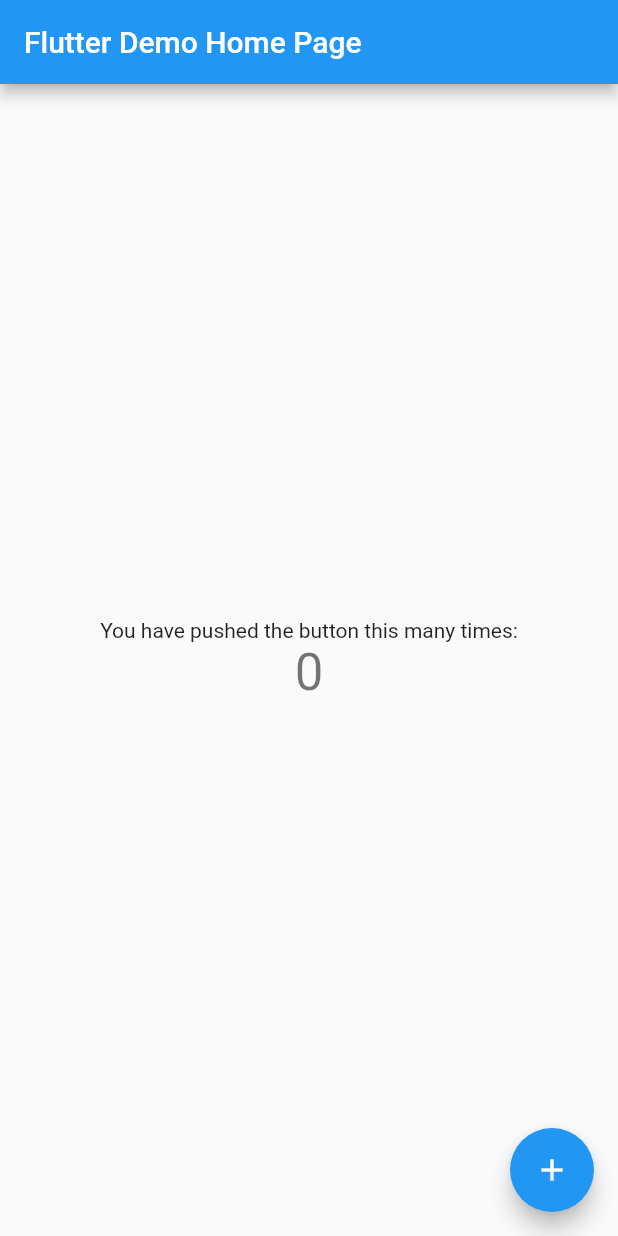
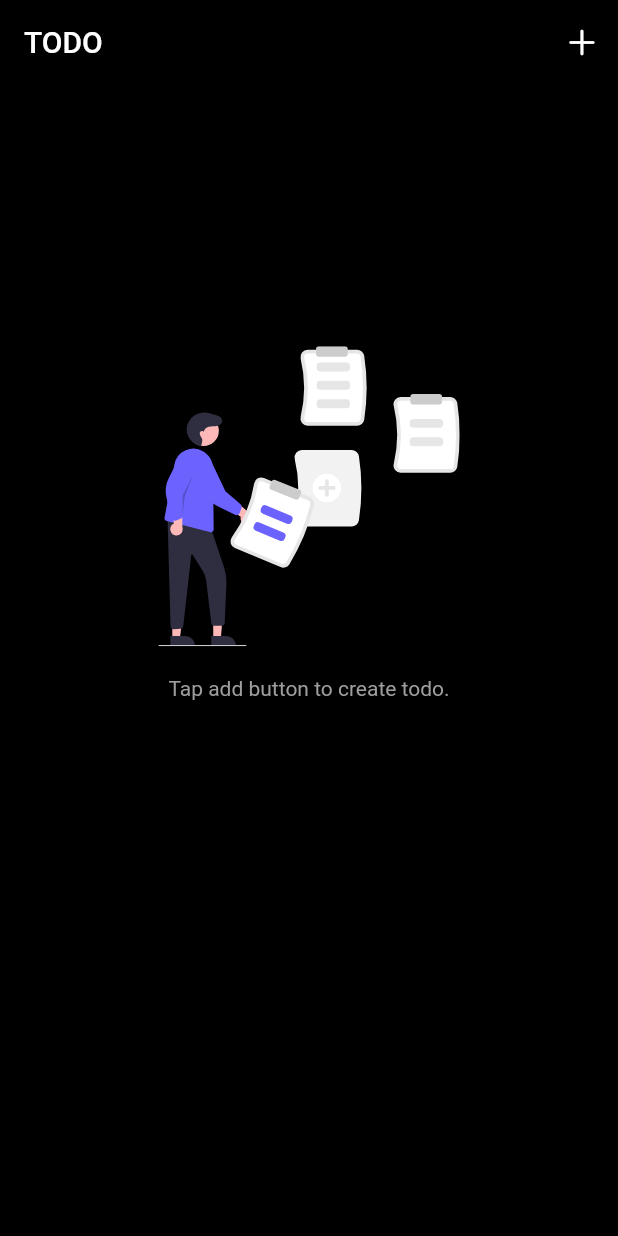
Before and after one commit to tu2n/todo-app, a Flutter app: the screen it shows after launch, on a phone screen of 412 x 824 dp. Run offline on Flutter 3.47's test engine with Material 2 defaults, Android fonts, the phone set to English and light mode, and no system bars; our stand-ins replace flutter_redux, flutter_svg, redux, rxdart.

Commit message:
implemented adding new todo and display todos on home screen

```diff
--- a/lib/main.dart
+++ b/lib/main.dart
@@ -1,106 +1,36 @@
 import 'package:flutter/material.dart';
+import 'package:flutter/cupertino.dart';
+import 'package:flutter_redux/flutter_redux.dart';
+import 'package:redux/redux.dart';
 
-void main() {
-  runApp(const MyApp());
+import 'src/redux/app_state.dart';
+import 'src/redux/store.dart';
+import 'src/screens/home/home_screen.dart';
+
+
+Future main() async {
+  WidgetsFlutterBinding.ensureInitialized();
+  final store = await createStore();
+  runApp(TodoApp(store: store,));
 }
 
-class MyApp extends StatelessWidget {
-  const MyApp({Key key}) : super(key: key);
+class TodoApp extends StatelessWidget {
+  final Store<AppState> store;
+
+  const TodoApp({Key key, this.store}) : super(key: key);
 
   @override
   Widget build(BuildContext context) {
-    return MaterialApp(
-      title: 'Flutter Demo',
-      theme: ThemeData(
-
-        primarySwatch: Colors.blue,
+    return StoreProvider(
+      store: store,
+      child: MaterialApp(
+        debugShowCheckedModeBanner: false,
+        title: 'Flutter Demo',
+        theme: ThemeData(
+          primarySwatch: Colors.blue,
+        ),
+        home: const HomeScreen(),
       ),
-      home: const MyHomePage(title: 'Flutter Demo Home Page'),
     );
   }
 }
-
-class MyHomePage extends StatefulWidget {
-  const MyHomePage({Key key, @required this.title}) : super(key: key);
-
-  // This widget is the home page of your application. It is stateful, meaning
-  // that it has a State object (defined below) that contains fields that affect
-  // how it looks.
-
-  // This class is the configuration for the state. It holds the values (in this
-  // case the title) provided by the parent (in this case the App widget) and
-  // used by the build method of the State. Fields in a Widget subclass are
-  // always marked "final".
-
-  final String title;
-
-  @override
-  State<MyHomePage> createState() => _MyHomePageState();
-}
-
-class _MyHomePageState extends State<MyHomePage> {
-  int _counter = 0;
-
-  void _incrementCounter() {
-    setState(() {
-      // This call to setState tells the Flutter framework that something has
-      // changed in this State, which causes it to rerun the build method below
-      // so that the display can reflect the updated values. If we changed
-      // _counter without calling setState(), then the build method would not be
-      // called again, and so nothing would appear to happen.
-      _counter++;
-    });
-  }
-
-  @override
-  Widget build(BuildContext context) {
-    // This method is rerun every time setState is called, for instance as done
-    // by the _incrementCounter method above.
-    //
-    // The Flutter framework has been optimized to make rerunning build methods
-    // fast, so that you can just rebuild anything that needs updating rather
-    // than having to individually change instances of widgets.
-    return Scaffold(
-      appBar: AppBar(
-        // Here we take the value from the MyHomePage object that was created by
-        // the App.build method, and use it to set our appbar title.
-        title: Text(widget.title),
-      ),
-      body: Center(
-        // Center is a layout widget. It takes a single child and positions it
-        // in the middle of the parent.
-        child: Column(
-          // Column is also a layout widget. It takes a list of children and
-          // arranges them vertically. By default, it sizes itself to fit its
-          // children horizontally, and tries to be as tall as its parent.
-          //
-          // Invoke "debug painting" (press "p" in the console, choose the
-          // "Toggle Debug Paint" action from the Flutter Inspector in Android
-          // Studio, or the "Toggle Debug Paint" command in Visual Studio Code)
-          // to see the wireframe for each widget.
-          //
-          // Column has various properties to control how it sizes itself and
-          // how it positions its children. Here we use mainAxisAlignment to
-          // center the children vertically; the main axis here is the vertical
-          // axis because Columns are vertical (the cross axis would be
-          // horizontal).
-          mainAxisAlignment: MainAxisAlignment.center,
-          children: <Widget>[
-            const Text(
-              'You have pushed the button this many times:',
-            ),
-            Text(
-              '$_counter',
-              style: Theme.of(context).textTheme.headline4,
-            ),
-          ],
-        ),
-      ),
-      floatingActionButton: FloatingActionButton(
-        onPressed: _incrementCounter,
-        tooltip: 'Increment',
-        child: const Icon(Icons.add),
-      ), // This trailing comma makes auto-formatting nicer for build methods.
-    );
-  }
-}
--- a/lib/src/model/todo.dart
+++ b/lib/src/model/todo.dart
@@ -1,7 +1,9 @@
+
+enum TodoStatus {Complete, Incomplete}
 
 class Todo {
   final String title;
-  final bool isCompleted;
+  final TodoStatus status;
 
-  Todo(this.title, this.isCompleted);
+  const Todo({this.title, this.status});
 }
--- a/lib/src/redux/store.dart
+++ b/lib/src/redux/store.dart
@@ -2,11 +2,13 @@ import 'package:redux/redux.dart';
 
 import 'app_reducer.dart';
 import 'app_state.dart';
+import 'logger/logger_middleware.dart';
+import 'todo/todo_middleware.dart';
 
 
 Future<Store<AppState>> createStore() async {
   return Store(appReducer,
       initialState: AppState.initial(),
-      middleware: []
+      middleware: [LoggerMiddleware(), TodoMiddleware()]
   );
 }
--- a/lib/src/redux/todo/todo_action.dart
+++ b/lib/src/redux/todo/todo_action.dart
@@ -1,13 +1,68 @@
 import 'package:todo_app/src/model/todo.dart';
 
-class SetCompleteAction {
+class UpdateTodos {
   final List<Todo> todos;
-  final int index;
 
-  SetCompleteAction({this.todos, this.index});
+  UpdateTodos({this.todos});
 
   @override
   String toString() {
-    return '${super.toString()} : {Title: ${todos[index].title}';
+    return '${super.toString()} : {Todos count: ${todos.length}}';
   }
 }
+
+class GetIncompleteTodosCount{
+  final int incompleteTodos;
+
+  GetIncompleteTodosCount({this.incompleteTodos});
+
+  @override
+  String toString() {
+    return '${super.toString()} : {Incomplete todos count: $incompleteTodos}';
+  }
+}
+
+class GetCompleteTodosCount{
+  final int completeTodos;
+
+  GetCompleteTodosCount({this.completeTodos});
+
+  @override
+  String toString() {
+    return '${super.toString()} : {Complete todos count: $completeTodos}';
+  }
+}
+
+class SetCompleteAction {
+  final Todo todo;
+
+  SetCompleteAction({this.todo});
+
+  @override
+  String toString() {
+    return '${super.toString()} : {Title: ${todo.title}';
+  }
+}
+
+class SetIncompleteAction {
+  final Todo todo;
+  final int index;
+
+  SetIncompleteAction({this.todo, this.index});
+
+  @override
+  String toString() {
+    return '${super.toString()} : {Title: ${todo.title}';
+  }
+}
+
+class AddTodo {
+  final Todo todo;
+
+  AddTodo({this.todo});
+
+  @override
+  String toString() {
+    return '${super.toString()} : {Title: ${todo.title}';
+  }
+}
--- a/lib/src/redux/todo/todo_reducer.dart
+++ b/lib/src/redux/todo/todo_reducer.dart
@@ -4,9 +4,9 @@ import 'todo_action.dart';
 import 'todo_state.dart';
 
 final todoReducer = combineReducers<TodoState>([
-  TypedReducer<TodoState, SetCompleteAction>(_setCompleteAction),
+  TypedReducer<TodoState, UpdateTodos>(_updateTodos),
 ]);
 
-TodoState _setCompleteAction(TodoState state, SetCompleteAction action) {
+TodoState _updateTodos(TodoState state, UpdateTodos action) {
   return state.copyWith(todos: action.todos);
 }
--- /dev/null
+++ b/lib/src/screens/home/home_screen.dart
@@ -0,0 +1,132 @@
+import 'package:flutter/foundation.dart';
+import 'package:flutter/material.dart';
+import 'package:flutter/cupertino.dart';
+import 'package:flutter_redux/flutter_redux.dart';
+import 'package:flutter_svg/flutter_svg.dart';
+import 'package:redux/redux.dart';
+
+
+import '../../model/todo.dart';
+import '../../redux/app_state.dart';
+import '../../utilities/size_config.dart';
+import '../../redux/todo/todo_action.dart';
+import 'components/create_todo_dialog.dart';
+
+class HomeScreen extends StatefulWidget {
+  const HomeScreen({Key key}) : super(key: key);
+
+  @override
+  State<HomeScreen> createState() => _HomeScreenState();
+}
+
+class _HomeScreenState extends State<HomeScreen> {
+
+  final TextEditingController controller = TextEditingController();
+
+  @override
+  void dispose() {
+    super.dispose();
+    controller.dispose();
+  }
+
+  @override
+  Widget build(BuildContext context) {
+    Store<AppState> store = StoreProvider.of<AppState>(context);
+    SizeConfig().init(context);
+    return Scaffold(
+      backgroundColor: Colors.black,
+      appBar: AppBar(
+        backgroundColor: Colors.black,
+        elevation: 0.0,
+        title: const Text("TODO"),
+        actions: [
+          IconButton(
+              onPressed: () {
+                showCupertinoDialog(
+                    barrierDismissible: true,
+                    context: context,
+                    builder: (context) {
+                      return CreateTodoDialog(
+                        controller: controller,
+                        cancel: () => Navigator.pop(context),
+                        save: () {
+                          Todo todo = Todo(
+                            title: controller.text,
+                            status: TodoStatus.Incomplete
+                          );
+
+                          store.dispatch(AddTodo(todo: todo));
+                          controller.clear();
+                          Navigator.pop(context);
+                        },
+                      );
+                    }
+                );
+              },
+              icon: const Icon(CupertinoIcons.add)
+          ),
+        ],
+      ),
+      body: SingleChildScrollView(
+        child: Container(
+          margin: const EdgeInsets.all(10.0),
+          child: Column(
+            children: [
+              StoreConnector<AppState, dynamic>(
+                converter: (store) => store.state.todoState.todos,
+                builder: (context, vm) {
+                  List<Todo> todos = [];
+                  todos = vm;
+                  return todos.isNotEmpty
+                      ? ListView.separated(
+                      scrollDirection: Axis.vertical,
+                      shrinkWrap: true,
+                      itemCount: todos.length,
+                      itemBuilder: (context, index) {
+                        return Container(
+                          decoration: BoxDecoration (
+                              color: Colors.grey.shade900,
+                            borderRadius: BorderRadius.circular(10)
+                          ),
+                          child: ListTile(
+                            shape: RoundedRectangleBorder(
+                              borderRadius: BorderRadius.circular(10),
+                            ),
+                            title: Text(todos[index].title,
+                              style: const TextStyle(color: Colors.white),
+                            ),
+                            subtitle: Text(describeEnum(todos[index].status),
+                              style: const TextStyle(color: Colors.white),
+                            ),
+                          ),
+                        );
+                      },
+                    separatorBuilder: (BuildContext context, int index) {
+                        return const SizedBox(height: 10);
+                        },
+                  ) : Center(
+                    child: Container(
+                      margin: EdgeInsets.symmetric(
+                          vertical: SizeConfig.safeBlockVertical * 20
+                      ),
+                      child: Column(
+                        children: [
+                          SvgPicture.asset(
+                            'assets/empty.svg',
+                            height: 200,
+                          ),
+                          const SizedBox(height: 20,),
+                          const Text("Tap add button to create todo.", style: TextStyle(color: Colors.grey),),
+                        ],
+                      ),
+                    ),
+                  );
+                },
+              ),
+            ],
+          ),
+        ),
+      ),
+    );
+  }
+}
--- /dev/null
+++ b/lib/src/utilities/size_config.dart
@@ -0,0 +1,27 @@
+import 'package:flutter/widgets.dart';
+
+class SizeConfig {
+  static MediaQueryData _mediaQueryData;
+  static double screenWidth;
+  static double screenHeight;
+  static double blockSizeHorizontal;
+  static double blockSizeVertical;
+
+  static double _safeAreaHorizontal;
+  static double _safeAreaVertical;
+  static double safeBlockHorizontal;
+  static double safeBlockVertical;
+
+  void init(BuildContext context) {
+    _mediaQueryData = MediaQuery.of(context);
+    screenWidth = _mediaQueryData.size.width;
+    screenHeight = _mediaQueryData.size.height;
+    blockSizeHorizontal = screenWidth / 100;
+    blockSizeVertical = screenHeight / 100;
+
+    _safeAreaHorizontal = _mediaQueryData.padding.left + _mediaQueryData.padding.right;
+    _safeAreaVertical = _mediaQueryData.padding.top + _mediaQueryData.padding.bottom;
+    safeBlockHorizontal = (screenWidth - _safeAreaHorizontal) / 100;
+    safeBlockVertical = (screenHeight - _safeAreaVertical) / 100;
+  }
+}
--- a/pubspec.yaml
+++ b/pubspec.yaml
@@ -38,6 +38,7 @@ dependencies:
   #state management
   flutter_redux: ^0.8.2
   rxdart: ^0.27.2
+  flutter_svg: ^0.23.0+1
 
 dev_dependencies:
   flutter_test:
@@ -62,9 +63,8 @@ flutter:
   uses-material-design: true
 
   # To add assets to your application, add an assets section, like this:
-  # assets:
-  #   - images/a_dot_burr.jpeg
-  #   - images/a_dot_ham.jpeg
+  assets:
+   - assets/empty.svg
 
   # An image asset can refer to one or more resolution-specific "variants", see
   # https://flutter.dev/assets-and-images/#resolution-aware.
```
Also changed, not shown: lib/src/redux/logger/logger_middleware.dart (added, +12 -0 lines), lib/src/redux/todo/todo_middleware.dart (added, +25 -0 lines), lib/src/screens/home/components/create_todo_dialog.dart (added, +46 -0 lines), assets/empty.svg (added), pubspec.lock, 1 other file.
